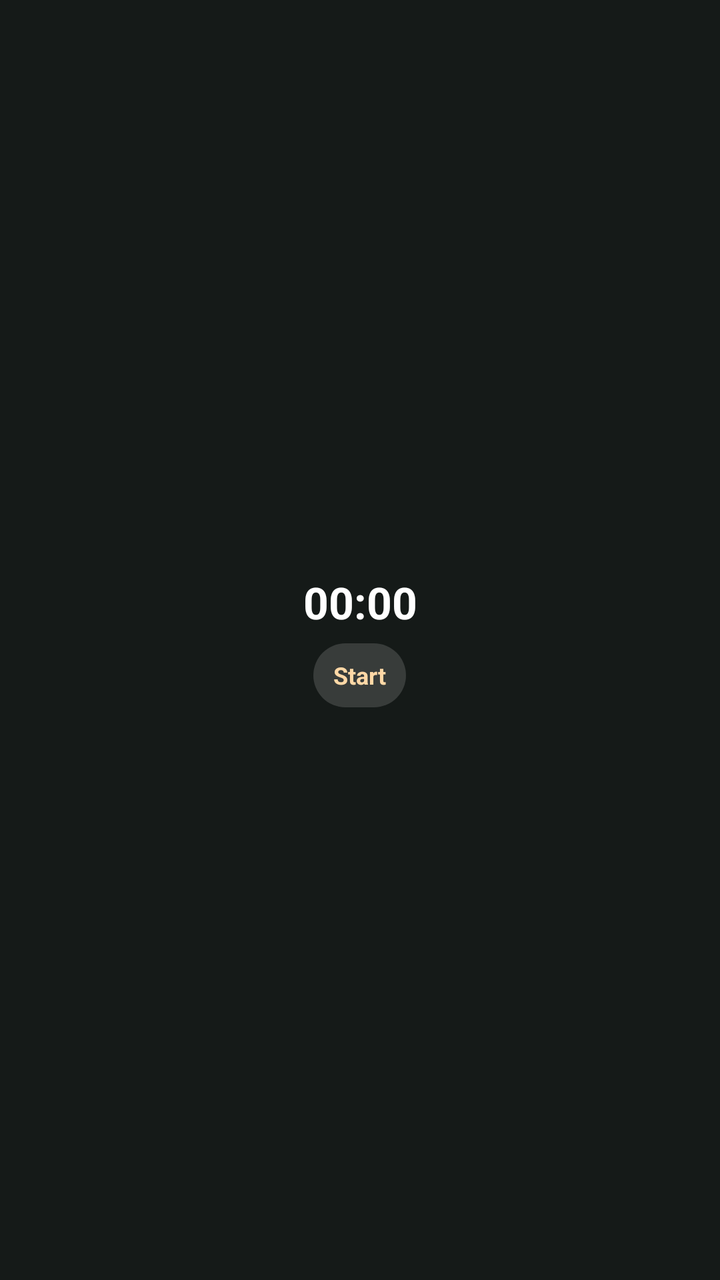
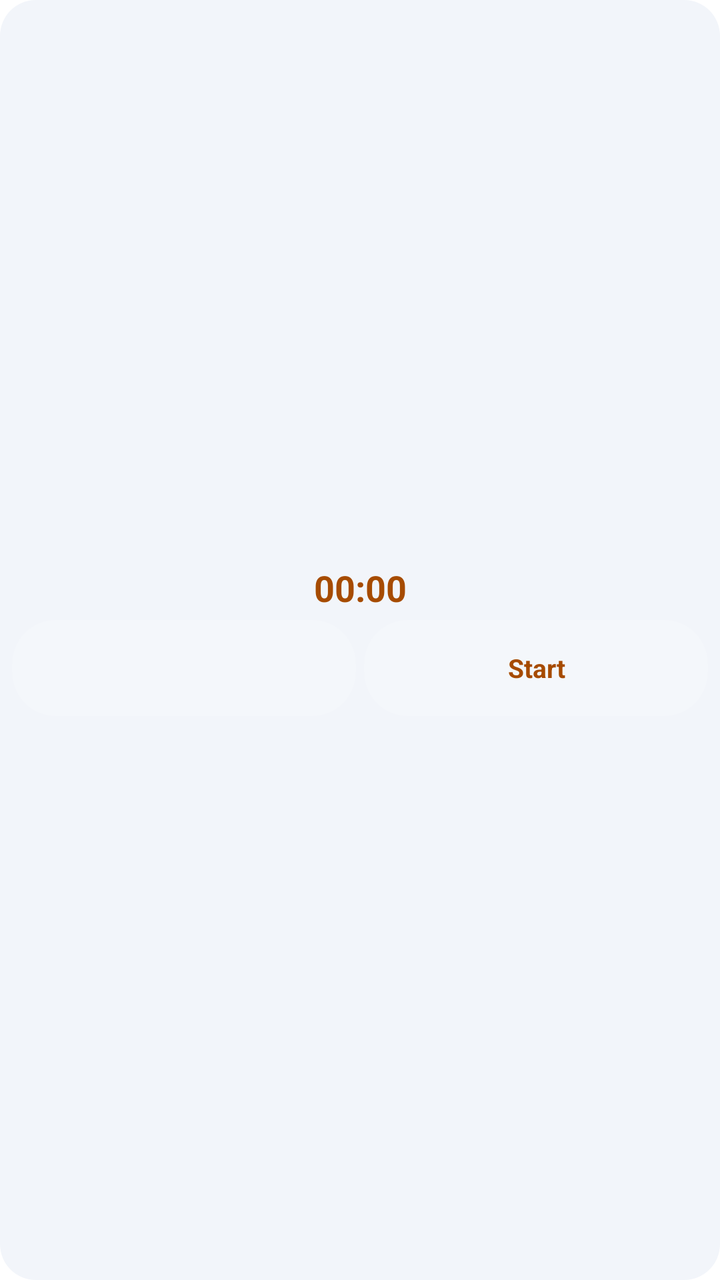

An Android layout rendered at two revisions. The XML below is the earlier revision; the diff shows what the commit changed to produce the second picture.
<!-- AndroidManifest.xml: fallback theme Theme.MaterialComponents.DayNight.NoActionBar -->
<!-- res/layout/odak_timer_widget.xml -->
<?xml version="1.0" encoding="utf-8"?>
<LinearLayout xmlns:android="http://schemas.android.com/apk/res/android"
    android:id="@+id/timer_widget_root"
    android:layout_width="match_parent"
    android:layout_height="match_parent"
    android:background="#151A18"
    android:gravity="center"
    android:orientation="vertical"
    android:padding="6dp">

    <Chronometer
        android:id="@+id/timer_widget_elapsed"
        android:layout_width="match_parent"
        android:layout_height="wrap_content"
        android:ellipsize="end"
        android:gravity="center"
        android:maxLines="1"
        android:text="00:00:00"
        android:textColor="#FFFFFF"
        android:textSize="22sp"
        android:textStyle="bold" />

    <TextView
        android:id="@+id/timer_widget_action"
        android:layout_width="wrap_content"
        android:layout_height="wrap_content"
        android:layout_marginTop="6dp"
        android:background="@drawable/timer_pill_bg"
        android:gravity="center"
        android:minHeight="32dp"
        android:paddingStart="10dp"
        android:paddingTop="4dp"
        android:paddingEnd="10dp"
        android:paddingBottom="4dp"
        android:text="@string/action_start"
        android:textColor="#FFD8A6"
        android:textSize="12sp"
        android:textStyle="bold" />
</LinearLayout>
<!-- resources referenced by this layout -->
<resources>
  <!-- drawable timer_pill_bg (drawable) -->
  <?xml version="1.0" encoding="utf-8"?>
  <shape xmlns:android="http://schemas.android.com/apk/res/android"
      android:shape="rectangle">
      <solid android:color="#26FFFFFF" />
      <corners android:radius="22dp" />
  </shape>
  <string name="action_start">Start</string>
</resources>

<!-- the commit's change to res/layout/odak_timer_widget.xml (unified diff, before → after) -->
@@ -3,7 +3,7 @@
     android:id="@+id/timer_widget_root"
     android:layout_width="match_parent"
     android:layout_height="match_parent"
-    android:background="#151A18"
+    android:background="@drawable/widget_card_bg"
     android:gravity="center"
     android:orientation="vertical"
     android:padding="6dp">
@@ -15,25 +15,50 @@
         android:ellipsize="end"
         android:gravity="center"
         android:maxLines="1"
-        android:text="00:00:00"
-        android:textColor="#FFFFFF"
-        android:textSize="22sp"
+        android:text="00:00"
+        android:textColor="@color/widget_design_accent"
+        android:textSize="18sp"
         android:textStyle="bold" />
 
-    <TextView
-        android:id="@+id/timer_widget_action"
-        android:layout_width="wrap_content"
+    
+    <LinearLayout
+        android:id="@+id/timer_widget_controls"
+        android:layout_width="match_parent"
         android:layout_height="wrap_content"
-        android:layout_marginTop="6dp"
-        android:background="@drawable/timer_pill_bg"
-        android:gravity="center"
-        android:minHeight="32dp"
-        android:paddingStart="10dp"
-        android:paddingTop="4dp"
-        android:paddingEnd="10dp"
-        android:paddingBottom="4dp"
-        android:text="@string/action_start"
-        android:textColor="#FFD8A6"
-        android:textSize="12sp"
-        android:textStyle="bold" />
+        android:layout_marginTop="@dimen/widget_design_row_gap"
+        android:baselineAligned="false"
+        android:orientation="horizontal">
+
+        <TextView
+            android:id="@+id/timer_widget_subject"
+            android:layout_width="0dp"
+            android:layout_height="wrap_content"
+            android:layout_marginEnd="@dimen/widget_design_row_gap"
+            android:layout_weight="1"
+            android:background="@drawable/timer_pill_bg"
+            android:ellipsize="end"
+            android:gravity="center"
+            android:maxLines="1"
+            android:minHeight="48dp"
+            android:paddingStart="4dp"
+            android:paddingEnd="4dp"
+            android:textColor="@color/widget_design_ink_muted"
+            android:textSize="11sp" />
+
+        <TextView
+            android:id="@+id/timer_widget_action"
+            android:layout_width="0dp"
+            android:layout_height="wrap_content"
+            android:layout_weight="1"
+            android:background="@drawable/timer_pill_bg"
+            android:gravity="center"
+            android:maxLines="1"
+            android:minHeight="48dp"
+            android:paddingStart="4dp"
+            android:paddingEnd="4dp"
+            android:text="@string/action_start"
+            android:textColor="@color/widget_design_accent"
+            android:textSize="13sp"
+            android:textStyle="bold" />
+    </LinearLayout>
 </LinearLayout>
<!-- resource entries referenced after the edit -->
@@ -1,5 +1,8 @@
 <!-- resources referenced by this layout -->
 <resources>
+  <color name="widget_design_accent">#A64B00</color>
+  <color name="widget_design_ink_muted">#4C5563</color>
+  <dimen name="widget_design_row_gap">4dp</dimen>
   <!-- drawable timer_pill_bg (drawable) -->
   <?xml version="1.0" encoding="utf-8"?>
   <shape xmlns:android="http://schemas.android.com/apk/res/android"
@@ -7,6 +10,15 @@
       <solid android:color="#26FFFFFF" />
       <corners android:radius="22dp" />
   </shape>
+  <!-- drawable widget_card_bg (drawable) -->
+  <?xml version="1.0" encoding="utf-8"?>
+  <shape xmlns:android="http://schemas.android.com/apk/res/android"
+      android:shape="rectangle">
+      <solid android:color="@color/widget_design_surface" />
+      <corners android:radius="@dimen/widget_design_corner" />
+  </shape>
   <string name="action_start">Start</string>
+  <color name="widget_design_surface">#F2F5FA</color>
+  <dimen name="widget_design_corner">18dp</dimen>
 </resources>
 
